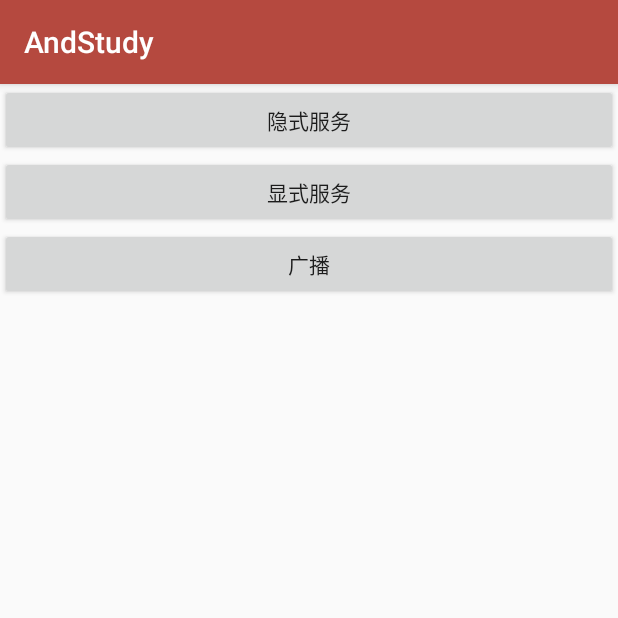
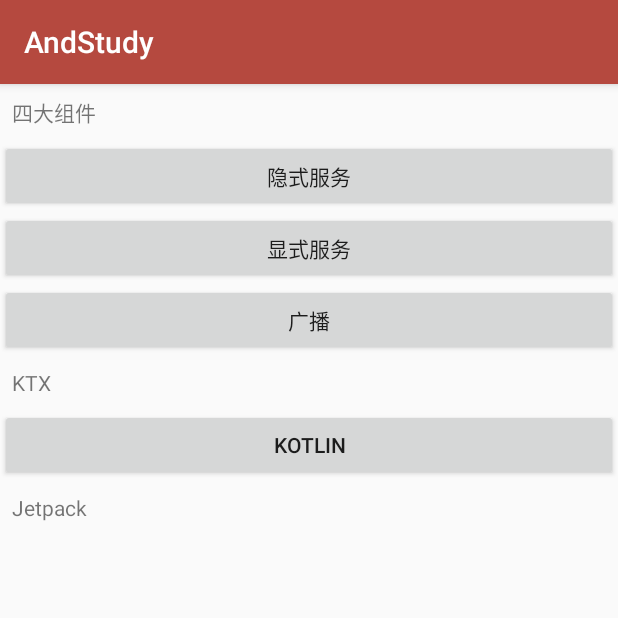
Before and after one commit to Frezrik/AndroidStudy, an Android app: the MainActivity screen opened directly, with no data from a screen before it, in the side drawer, after a tap on "Component", on a phone screen of 412 x 824 dp, the top half of it. Run offline under Robolectric (Android 15) with nearby library versions, the phone set to English and light mode, and no system bars.

Commit message:
调整一些代码

```diff
--- a/app/build.gradle
+++ b/app/build.gradle
@@ -90,4 +90,5 @@ dependencies {
 
     implementation project(':commonlib')
 
+    implementation 'com.android.support.constraint:constraint-layout:1.1.3'
 }
--- a/app/src/main/AndroidManifest.xml
+++ b/app/src/main/AndroidManifest.xml
@@ -6,7 +6,7 @@
     <uses-permission android:name="android.permission.INTERNET"/>
 
     <application
-            android:name="FApplication"
+            android:name=".FApplication"
             android:allowBackup="true"
             android:icon="@mipmap/ic_launcher"
             android:label="@string/app_name"
@@ -33,10 +33,11 @@
         <activity android:name=".ui.activity.NDKActivity">
         </activity>
         <activity android:name=".ui.activity.CustomActivity"/>
-        <activity android:name=".ui.activity.JsonActivity"/>
+        <activity android:name=".ui.activity.ParserActivity"/>
         <activity android:name=".ui.activity.ComponentActivity"/>
         <activity android:name=".ui.activity.ImRecActivity">
         </activity>
+
         <!-- ################ activity ################ -->
 
 
@@ -64,7 +65,6 @@
             </intent-filter>
         </receiver>
         <!-- ################ receiver ################ -->
-
     </application>
 
 </manifest>
--- a/app/src/main/java/com/frezrik/androidstudy/ui/activity/BaseActivity.java
+++ b/app/src/main/java/com/frezrik/androidstudy/ui/activity/BaseActivity.java
@@ -4,11 +4,10 @@ import android.app.ActivityOptions;
 import android.content.Intent;
 import android.graphics.Rect;
 import android.os.Bundle;
+import android.support.v7.app.ActionBar;
 import android.support.v7.app.AppCompatActivity;
-import android.support.v7.widget.Toolbar;
+import android.view.MenuItem;
 import android.view.View;
-
-import com.frezrik.androidstudy.utils.SPHelper;
 
 /**
  * Created by zhouming on 2018/3/22.
@@ -17,25 +16,29 @@ import com.frezrik.androidstudy.utils.SPHelper;
 public abstract class BaseActivity
         extends AppCompatActivity
 {
-    protected String mPosition;
-    protected SPHelper mSPHelper;
 
     @Override
     protected void onCreate(Bundle savedInstanceState) {
         super.onCreate(savedInstanceState);
-
-        setTitle(getIntent().getStringExtra("title"));
-        mPosition = getIntent().getStringExtra("position");
-        mSPHelper = SPHelper.getInstance(getApplicationContext());
     }
 
-    public void initToolBar(Toolbar toolbar, boolean homeAsUpEnabled, int resTitle) {
-        toolbar.setTitle(getString(resTitle));
-        setSupportActionBar(toolbar);
-        getSupportActionBar().setDisplayHomeAsUpEnabled(homeAsUpEnabled);
+    @Override
+    public boolean onOptionsItemSelected(MenuItem item) {
+        if (item.getItemId() == android.R.id.home) {
+            finish();
+        }
+        return super.onOptionsItemSelected(item);
     }
 
-    public void startActivity(Intent intent, View v, String title, String position) {
+    protected void setToolbar(AppCompatActivity act) {
+        ActionBar bar = act.getSupportActionBar();
+        if (bar != null) {
+            bar.setDisplayHomeAsUpEnabled(true);
+            setTitle(getIntent().getStringExtra("title"));
+        }
+    }
+
+    protected void startActivity(Intent intent, View v, String title, String position) {
         if (intent != null && intent.getComponent() != null && !intent.getComponent()
                 .getClassName()
                 .equals(MainActivity.class.getName()))
--- a/app/src/main/java/com/frezrik/androidstudy/ui/activity/ComponentActivity.java
+++ b/app/src/main/java/com/frezrik/androidstudy/ui/activity/ComponentActivity.java
@@ -9,7 +9,7 @@ import android.view.View;
 import com.frezrik.androidstudy.R;
 
 public class ComponentActivity
-        extends AppCompatActivity {
+        extends BaseActivity {
 
     @Override
     protected void onCreate(Bundle savedInstanceState) {
@@ -28,6 +28,9 @@ public class ComponentActivity
                 break;
             case R.id.btn_bc:
                 start_broadcast();
+                break;
+            case R.id.btn_ktx:
+                start_ktx();
                 break;
         }
     }
@@ -64,4 +67,7 @@ public class ComponentActivity
         intent.setData(Uri.fromParts("study", getPackageName(), null));
         sendBroadcast(intent);
     }
+
+    private void start_ktx() {
+    }
 }
--- a/app/src/main/java/com/frezrik/androidstudy/ui/activity/CustomActivity.java
+++ b/app/src/main/java/com/frezrik/androidstudy/ui/activity/CustomActivity.java
@@ -17,8 +17,10 @@ public class CustomActivity
         super.onCreate(savedInstanceState);
         setContentView(R.layout.activity_custom);
 
+        setToolbar(this);
+
         FragmentTransaction ft = getFragmentManager().beginTransaction();
-        switch (mPosition) {
+        switch (getIntent().getStringExtra("position")) {
             case "LEFT":
                 ft = ft.replace(R.id.cv_container, new CombineViewFragment());
                 break;
--- a/app/src/main/java/com/frezrik/androidstudy/ui/activity/ImRecActivity.java
+++ b/app/src/main/java/com/frezrik/androidstudy/ui/activity/ImRecActivity.java
@@ -1,12 +1,9 @@
 package com.frezrik.androidstudy.ui.activity;
 
 import android.os.Bundle;
-
 import android.util.Log;
-import android.widget.Toast;
 import com.frezrik.androidstudy.R;
 import com.frezrk.support.utils.Aes;
-import com.frezrk.support.utils.Des;
 
 public class ImRecActivity
         extends BaseActivity
@@ -23,6 +20,8 @@ public class ImRecActivity
     //https://blog.csdn.net/zmx729618/article/details/78125548
     //https://blog.csdn.net/z240336124/article/details/81385195
     private void initView() {
+        setToolbar(this);
+
         new Thread(new Runnable() {
             @Override
             public void run() {
--- a/app/src/main/java/com/frezrik/androidstudy/ui/activity/MainActivity.java
+++ b/app/src/main/java/com/frezrik/androidstudy/ui/activity/MainActivity.java
@@ -16,20 +16,17 @@ import com.frezrik.androidstudy.ui.view.custom.CombineView;
 
 public class MainActivity
         extends BaseActivity
-        implements NavigationView.OnNavigationItemSelectedListener, CombineView.OnItemClickListener
-{
+        implements NavigationView.OnNavigationItemSelectedListener, CombineView.OnItemClickListener {
 
-    private DrawerLayout          mDrawer;
+    private DrawerLayout mDrawer;
     private ActionBarDrawerToggle mToggle;
-    private NavigationView        mNavigationView;
-    private Toolbar               mToolbar;
+    private NavigationView mNavigationView;
     private long lastTime = 0;
 
     @Override
     protected void onCreate(Bundle savedInstanceState) {
         super.onCreate(savedInstanceState);
         setContentView(R.layout.activity_main);
-
 
         initView();
         initListener();
@@ -39,15 +36,15 @@ public class MainActivity
     private void initView() {
         mNavigationView = (NavigationView) findViewById(R.id.nav_view);
         mDrawer = (DrawerLayout) findViewById(R.id.drawer_layout);
-        mToolbar = (Toolbar) findViewById(R.id.toolbar);
-
-        initToolBar(mToolbar, true, R.string.app_name);
+        Toolbar toolbar = (Toolbar) findViewById(R.id.toolbar);
+        setSupportActionBar(toolbar);
+        getSupportActionBar().setDisplayHomeAsUpEnabled(true);
 
         mToggle = new ActionBarDrawerToggle(this,
-                                            mDrawer,
-                                            mToolbar,
-                                            R.string.navigation_drawer_open,
-                                            R.string.navigation_drawer_close);
+                mDrawer,
+                toolbar,
+                R.string.navigation_drawer_open,
+                R.string.navigation_drawer_close);
 
         CombineView cv_custom = (CombineView) findViewById(R.id.cv_custom);
         CombineView cv_json = (CombineView) findViewById(R.id.cv_json);
@@ -87,9 +84,11 @@ public class MainActivity
                 break;
             case R.id.nav_ndk:
                 intent = new Intent(this, NDKActivity.class);
+                intent.putExtra("title", "NDK");
                 break;
             case R.id.nav_component:
                 intent = new Intent(this, ComponentActivity.class);
+                intent.putExtra("title", "Component");
                 break;
             case R.id.nav_share:
                 break;
@@ -100,7 +99,7 @@ public class MainActivity
         }
 
         mDrawer.closeDrawer(GravityCompat.START);
-        if(intent != null) {
+        if (intent != null) {
             startActivity(intent);
         }
         return true;
@@ -115,7 +114,7 @@ public class MainActivity
                 intent = new Intent(this, CustomActivity.class);
                 break;
             case "cv_json":
-                intent = new Intent(this, JsonActivity.class);
+                intent = new Intent(this, ParserActivity.class);
                 break;
             case "cv_im":
                 intent = new Intent(this, ImRecActivity.class);
@@ -124,7 +123,7 @@ public class MainActivity
                 break;
         }
 
-        if(intent != null) {
+        if (intent != null) {
             startActivity(intent, v, title, position);
         }
     }
--- a/app/src/main/java/com/frezrik/androidstudy/ui/activity/NDKActivity.java
+++ b/app/src/main/java/com/frezrik/androidstudy/ui/activity/NDKActivity.java
@@ -30,9 +30,6 @@ public class NDKActivity
     }
 
     private void initView() {
-        setTitle(R.string.ndk);
-        getSupportActionBar().setDisplayHomeAsUpEnabled(true);
-
         mTv = (TextView) findViewById(R.id.tv);
     }
 
--- a/app/src/main/res/layout/activity_component.xml
+++ b/app/src/main/res/layout/activity_component.xml
@@ -1,32 +1,55 @@
 <?xml version="1.0" encoding="utf-8"?>
-<LinearLayout xmlns:android="http://schemas.android.com/apk/res/android"
+<android.support.v4.widget.NestedScrollView
+        xmlns:android="http://schemas.android.com/apk/res/android"
         xmlns:app="http://schemas.android.com/apk/res-auto"
         xmlns:tools="http://schemas.android.com/tools"
         android:layout_width="match_parent"
+        android:layout_height="match_parent" android:fillViewport="true"
+        tools:context="com.frezrik.androidstudy.ui.activity.ComponentActivity">
+    <LinearLayout
+            android:layout_width="match_parent"
             android:layout_height="match_parent"
-    android:orientation="vertical"
-    tools:context="com.frezrik.androidstudy.ui.activity.ComponentActivity">
+            android:orientation="vertical">
 
+        <TextView android:layout_width="match_parent" android:layout_height="wrap_content"
+                  android:layout_margin="8dp"
+                  android:text="四大组件"/>
 
         <Button
                 android:id="@+id/btn_sv"
                 android:layout_width="match_parent"
                 android:layout_height="wrap_content"
                 android:onClick="click"
-        android:text="隐式服务" />
+                android:text="隐式服务"/>
 
         <Button
                 android:id="@+id/btn_exsv"
                 android:layout_width="match_parent"
                 android:layout_height="wrap_content"
                 android:onClick="click"
-        android:text="显式服务" />
+                android:text="显式服务"/>
 
         <Button
                 android:id="@+id/btn_bc"
                 android:layout_width="match_parent"
                 android:layout_height="wrap_content"
                 android:onClick="click"
-        android:text="广播" />
+                android:text="广播"/>
+
+        <TextView android:layout_width="match_parent" android:layout_height="wrap_content"
+                  android:layout_margin="8dp"
+                  android:text="KTX"/>
+
+        <Button
+                android:id="@+id/btn_ktx"
+                android:layout_width="match_parent"
+                android:layout_height="wrap_content"
+                android:onClick="click"
+                android:text="Kotlin"/>
+
+        <TextView android:layout_width="match_parent" android:layout_height="wrap_content"
+                  android:layout_margin="8dp"
+                  android:text="Jetpack"/>
 
     </LinearLayout>
+</android.support.v4.widget.NestedScrollView>
--- a/app/src/main/res/layout/activity_json.xml
+++ b/app/src/main/res/layout/activity_parser.xml
@@ -5,7 +5,7 @@
     xmlns:tools="http://schemas.android.com/tools"
     android:layout_width="match_parent"
     android:layout_height="match_parent"
-    tools:context="com.frezrik.androidstudy.ui.activity.JsonActivity">
+    tools:context="com.frezrik.androidstudy.ui.activity.ParserActivity">
 
 
 
--- a/app/src/main/res/layout/content_main.xml
+++ b/app/src/main/res/layout/content_main.xml
@@ -41,8 +41,9 @@
                 android:layout_height="wrap_content"
                 app:cv_color="@color/blue"
                 app:cv_image="@mipmap/ic_content_send"
-                app:cv_text_title="@string/json"
-                app:cv_text_left="@string/fast_json"/>
+                app:cv_text_title="@string/parser"
+                app:cv_text_left="@string/proto"
+                app:cv_text_mid_up="@string/json"/>
 
             <com.frezrik.androidstudy.ui.view.custom.CombineView
                 android:id="@+id/cv_im"
--- a/build.gradle
+++ b/build.gradle
@@ -30,7 +30,7 @@ buildscript {
                 support_v4     : "com.android.support:support-v4:${versions.supportLibrary}",
                 annotations    : "com.android.support:support-annotations:${versions.supportLibrary}",
                 constraint     : 'com.android.support.constraint:constraint-layout:1.0.2',
-                multidex       : 'com.android.support:multidex:1.0.1',
+                multidex       : 'com.android.support:multidex:1.0.3',
         ]
 
         tests = [
```
Also changed, not shown: app/src/main/java/com/frezrik/androidstudy/FApplication.java (+7 -0 lines), app/src/main/java/com/frezrik/androidstudy/ui/activity/ParserActivity.java (renamed from app/src/main/java/com/frezrik/androidstudy/ui/activity/JsonActivity.java, +5 -3 lines), app/src/main/res/menu/menu_kotlin.xml (added, +9 -0 lines), app/src/main/res/values/strings.xml (+26 -6 lines), 1 other file. Lines whose indentation alone changed are shown as unchanged.
